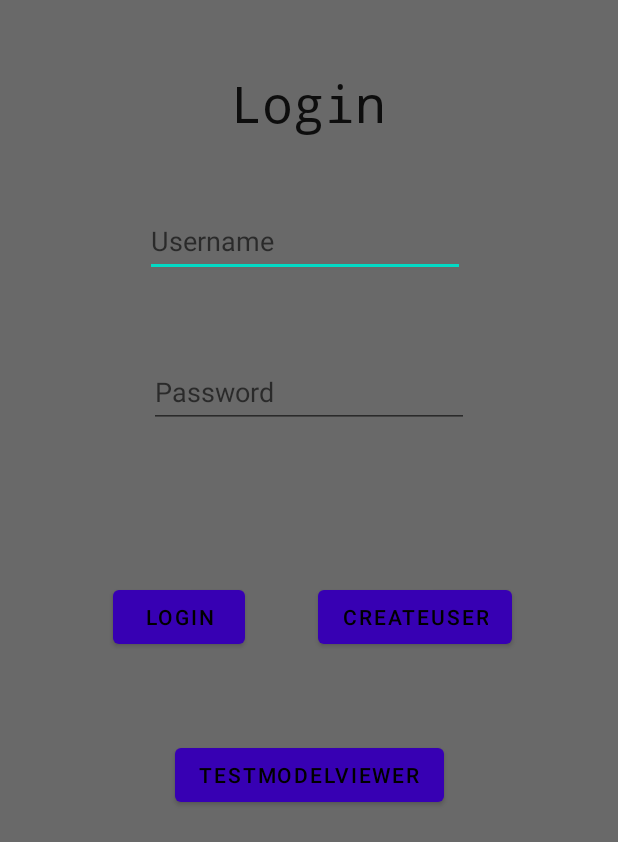
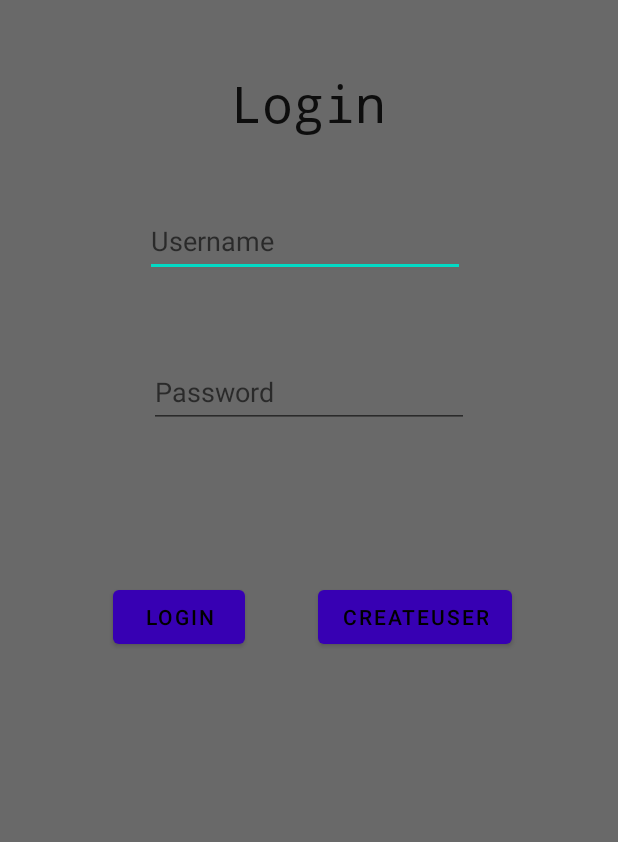
Before and after one commit to Thelangostudent/Game-Forum, an Android app: the screen it shows after launch (LoginActivity), on a phone screen of 412 x 824 dp. Shown: the top 842 px of the screen. Run offline under Robolectric (Android 15) with nearby library versions, the phone set to English and light mode, and no system bars; our stand-ins replace Firebase (no records; nobody signed in at launch, a user with empty details on screens opened directly); 1 statement that could not run was skipped.

Commit message:
Deleted testModel viewer button

```diff
--- a/app/src/main/res/layout/activity_login.xml
+++ b/app/src/main/res/layout/activity_login.xml
@@ -73,14 +73,4 @@
         app:layout_constraintTop_toTopOf="parent"
         app:layout_constraintVertical_bias="0.499" />
 
-    <Button
-        android:id="@+id/ModelViewerTest"
-        android:layout_width="wrap_content"
-        android:layout_height="wrap_content"
-        android:text="TestModelViewer"
-        app:layout_constraintBottom_toBottomOf="parent"
-        app:layout_constraintEnd_toEndOf="parent"
-        app:layout_constraintStart_toStartOf="parent"
-        app:layout_constraintTop_toTopOf="parent"
-        app:layout_constraintVertical_bias="0.635" />
 </androidx.constraintlayout.widget.ConstraintLayout>
--- a/app/src/main/res/layout/activity_three_dmodel.xml
+++ b/app/src/main/res/layout/activity_three_dmodel.xml
@@ -27,6 +27,7 @@
         android:layout_width="wrap_content"
         android:layout_height="wrap_content"
         android:text="3D Models"
+        android:textSize="20sp"
         app:layout_constraintBottom_toBottomOf="parent"
         app:layout_constraintEnd_toEndOf="parent"
         app:layout_constraintStart_toStartOf="parent"
```
